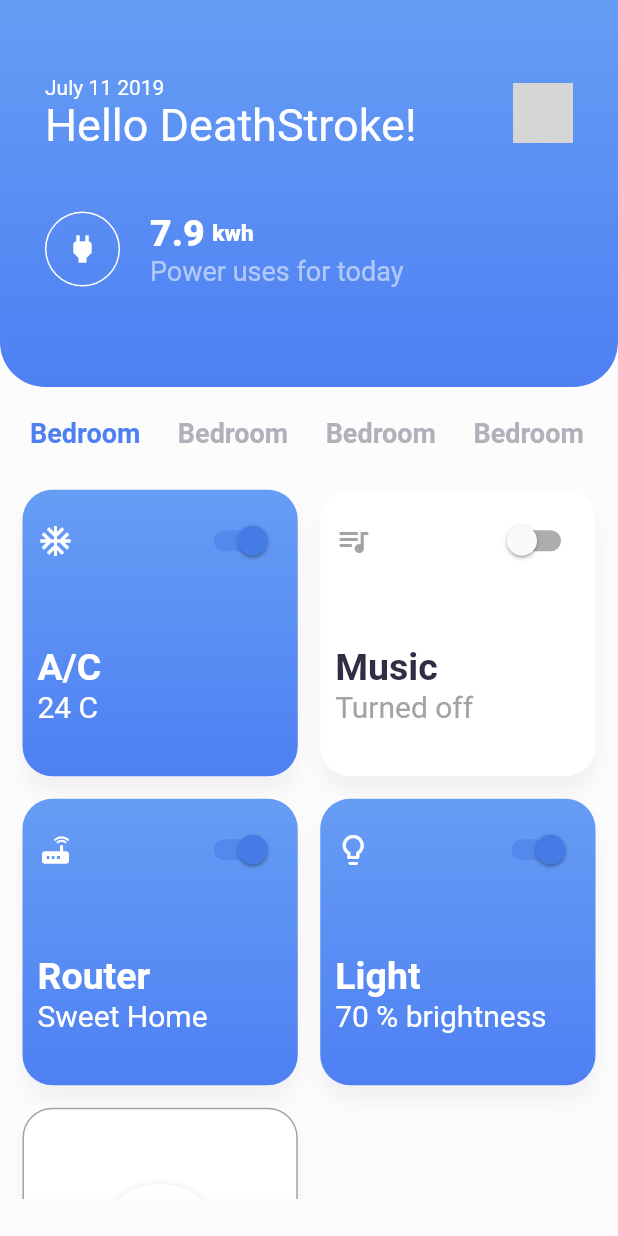
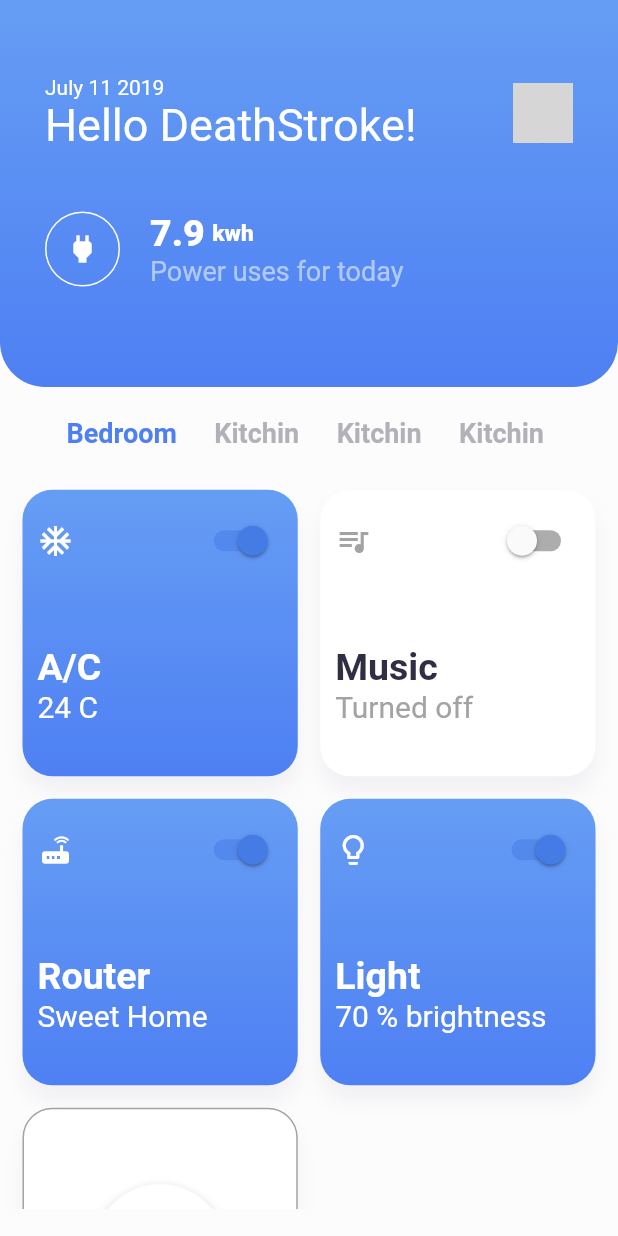
Before and after one commit to TheAlphamerc/flutter_smart_home_app, a Flutter app: the screen it shows after launch, on a phone screen of 412 x 824 dp. Run offline on Flutter 3.47's test engine with Material 2 defaults, Android fonts, the phone set to English and light mode, and no system bars; network calls fail; grey boxes are pictures that could not be loaded.

Commit message:
change rooms name and change profile button labels

```diff
--- a/lib/pages/home_page_body.dart
+++ b/lib/pages/home_page_body.dart
@@ -145,49 +145,38 @@ class _HomePageBodyState extends State<HomePageBody> {
             SizedBox(
               width: 25,
             ),
-            Text(
-              'Bedroom',
-              style: TextStyle(
-                  color: Color(0xffb2b0b9),
-                  fontSize: 18,
-                  fontWeight: FontWeight.w600),
+            _roomLabel(
+              'Living Room',
                ),
             SizedBox(
               width: 25,
             ),
-            Text(
-              'Bedroom',
-              style: TextStyle(
-                  color: Color(0xffb2b0b9),
-                  fontSize: 18,
-                  fontWeight: FontWeight.w600),
+            _roomLabel(
+              'Study Room',
                ),
             SizedBox(
               width: 25,
             ),
-            Text(
-              'Bedroom',
-              style: TextStyle(
-                  color: Color(0xffb2b0b9),
-                  fontSize: 18,
-                  fontWeight: FontWeight.w600),
+            _roomLabel(
+              'Kitchin',
             ),
             SizedBox(
               width: 25,
             ),
-            Text(
-              'Bedroom',
-              style: TextStyle(
-                  color: Color(0xffb2b0b9),
-                  fontSize: 18,
-                  fontWeight: FontWeight.w600),
-            )
           ],
         ),
       ),
     );
   }
-
+  Widget _roomLabel(String title){
+    return Text(
+              'Kitchin',
+              style: TextStyle(
+                  color: Color(0xffb2b0b9),
+                  fontSize: 18,
+                  fontWeight: FontWeight.w600),
+            );
+  }
   Widget _buildApplianceCard(ApplianceModel model, int index) {
     return Container(
       height: 220,
@@ -258,7 +247,7 @@ class _HomePageBodyState extends State<HomePageBody> {
     return Container(
         alignment: Alignment.topCenter,
         // padding: EdgeInsets.symmetric(horizontal: 20, vertical: 0),
-        height: 480,
+        height: 487,
         child: GridView.count(
           // mainAxisSpacing: 10,
           // crossAxisSpacing: 10,
--- a/lib/pages/user_profile_page.dart
+++ b/lib/pages/user_profile_page.dart
@@ -11,8 +11,9 @@ class _UserProfilePageState extends State<StatefulWidget> {
     return Scaffold(
         body: SingleChildScrollView(
       child: Container(
+        color: Color(0xffe7eaf2),
         width: MediaQuery.of(context).size.width,
-        padding: EdgeInsets.all(40.0),
+        padding: EdgeInsets.fromLTRB(40.0,40,40,70),
         child: Column(
           crossAxisAlignment: CrossAxisAlignment.center,
           children: <Widget>[
@@ -54,8 +55,8 @@ class _UserProfilePageState extends State<StatefulWidget> {
             ),
            SizedBox(height: 70,),
           _placeContainer('Evelens Apartment',Color(0xff526fff),false),
-          _placeContainer('Evelens Apartment',Color(0xff8f48ff),false),
-          _placeContainer('Evelens Apartment',Color(0xffffffff),true),
+          _placeContainer('Parents House',Color(0xff8f48ff),false),
+          _placeContainer('Add another one',Color(0xffffffff),true),
           ],
         ),
       ),
```
Lines whose indentation alone changed are shown as unchanged.
